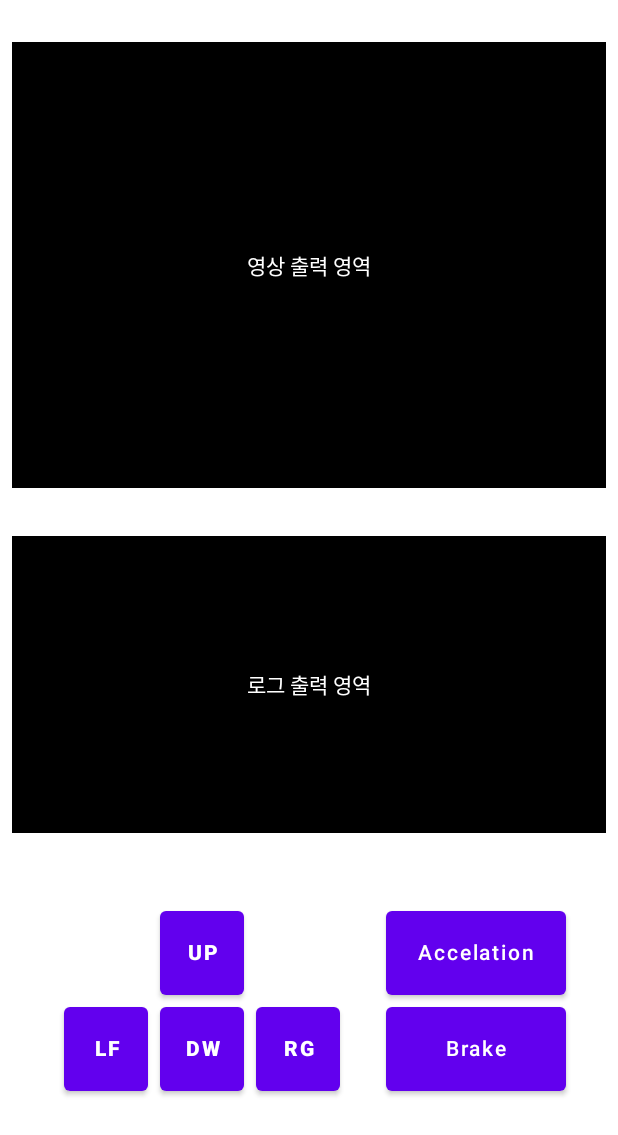
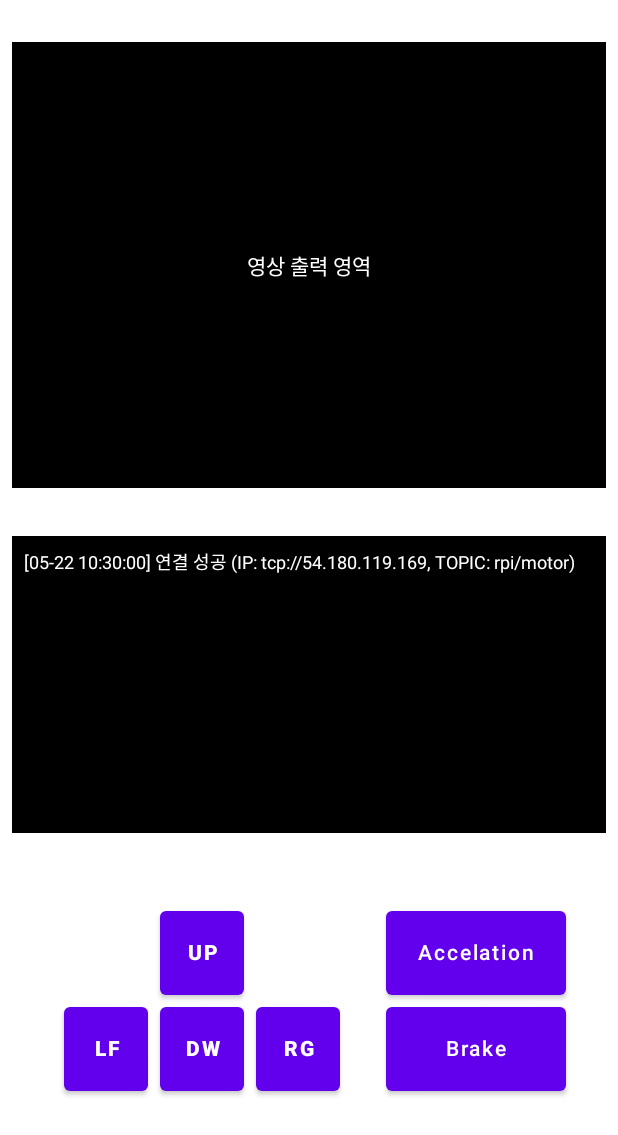
Before and after one commit to byeongkukoh/Exprover, an Android app built with Jetpack Compose: the screen it shows after launch (MainActivity), on a phone screen of 412 x 824 dp. Shown: the top 1135 px of the screen. Run offline under Robolectric (Android 15) with nearby library versions, the phone set to English and light mode, and no system bars; libraries missing offline, so code that uses them is left out: org.eclipse.paho; 4 statements that could not run were skipped.

Commit message:
feat: 메시지 전송로그 기록 및 출력

```diff
--- a/AndroidController/app/build.gradle.kts
+++ b/AndroidController/app/build.gradle.kts
@@ -58,5 +58,7 @@ dependencies {
     implementation("androidx.compose.ui:ui:1.6.8")
     implementation("androidx.compose.material:material:1.6.8")
     implementation("androidx.compose.ui:ui-tooling-preview:1.6.8")
+    implementation("androidx.compose.runtime:runtime:1.6.8")
+    implementation("androidx.compose.foundation:foundation:1.6.8")
     implementation("org.eclipse.paho:org.eclipse.paho.client.mqttv3:1.2.5")
 }
--- a/AndroidController/app/src/main/java/com/rccar/androidcontroller/MQTTManager.kt
+++ b/AndroidController/app/src/main/java/com/rccar/androidcontroller/MQTTManager.kt
@@ -1,26 +1,37 @@
 package com.rccar.androidcontroller
 
-import android.content.Context
 import org.eclipse.paho.client.mqttv3.*
 import org.eclipse.paho.client.mqttv3.persist.MemoryPersistence
 
-class MqttManager {
+import java.text.SimpleDateFormat
+import java.util.Date
+import java.util.Locale
+
+fun currentTimeString(): String {
+    val sdf = SimpleDateFormat("MM-dd HH:mm:ss", Locale.getDefault())
+    return sdf.format(Date())
+}
+
+class MqttManager(val onLog: (String) -> Unit) {
     private lateinit var client: MqttClient
-    private val serverIp = "tcp://54.180.119.169" // 포트 명시 (기본 MQTT 포트: 1883)
+    private val serverIP = "tcp://54.180.119.169" // 포트 명시 (기본 MQTT 포트: 1883)
     private val clientId = "ANDROIDCONTROLLER"
     private val topic = "rpi/motor"
 
     fun connect() {
         try {
             // MemoryPersistence를 사용하여 클라이언트 상태를 메모리에 저장
-            client = MqttClient(serverIp, clientId, MemoryPersistence())
+            client = MqttClient(serverIP, clientId, MemoryPersistence())
             val options = MqttConnectOptions()
             options.isCleanSession = true
 
             client.connect(options)
-            println("[MQTT] 연결 성공")
+
+            val logMsg = "[${currentTimeString()}] 연결 성공 (IP: ${serverIP}, TOPIC: ${topic})"
+            onLog(logMsg)
         } catch (e: Exception) {
-            println("[MQTT] 연결 실패: ${e.message}")
+            val logMsg = "[${currentTimeString()}] 연결 실패 (${e.message})"
+            onLog(logMsg)
             e.printStackTrace()
         }
     }
@@ -30,13 +41,16 @@ class MqttManager {
             try {
                 val mqttMessage = MqttMessage(message.toByteArray())
                 client.publish(topic, mqttMessage)
-                println("[MQTT] 메시지 발행: $message")
+                val logMsg = "[${currentTimeString()}] 메시지 발행: $message"
+                onLog(logMsg)
             } catch (e: Exception) {
-                println("[MQTT] 발행 실패: ${e.message}")
+                val logMsg = "[${currentTimeString()}] 메시지 발행 실패: ${e.message}"
+                onLog(logMsg)
                 e.printStackTrace()
             }
         } else {
-            println("[MQTT] 연결되지 않음. 발행 실패")
+            val logMsg = "[${currentTimeString()}] 연결되지 않음. 발행 실패"
+            onLog(logMsg)
         }
     }
 
@@ -45,9 +59,11 @@ class MqttManager {
         if (::client.isInitialized && client.isConnected) {
             try {
                 client.disconnect()
-                println("[MQTT] 연결 해제 성공")
+                val logMsg = "[${currentTimeString()}] 연결 해제 성공"
+                onLog(logMsg)
             } catch (e: Exception) {
-                println("[MQTT] 연결 해제 실패: ${e.message}")
+                val logMsg = "[${currentTimeString()}] 연결 해제 실패: ${e.message}"
+                onLog(logMsg)
                 e.printStackTrace()
             }
         }
--- a/AndroidController/app/src/main/java/com/rccar/androidcontroller/MainActivity.kt
+++ b/AndroidController/app/src/main/java/com/rccar/androidcontroller/MainActivity.kt
@@ -9,6 +9,7 @@ import androidx.compose.foundation.layout.*
 import androidx.compose.material.Button
 import androidx.compose.material.Text
 import androidx.compose.runtime.Composable
+import androidx.compose.runtime.mutableStateListOf
 import androidx.compose.ui.Alignment
 import androidx.compose.ui.Modifier
 import androidx.compose.ui.graphics.Color
@@ -16,6 +17,9 @@ import androidx.compose.ui.text.font.FontWeight
 import androidx.compose.ui.text.style.TextAlign
 import androidx.compose.ui.unit.dp
 import androidx.compose.ui.unit.sp
+import androidx.compose.runtime.remember
+import androidx.compose.foundation.lazy.LazyColumn
+import androidx.compose.foundation.lazy.items
 
 class MainActivity : ComponentActivity() {
     private lateinit var mqttManager: MqttManager
@@ -23,16 +27,16 @@ class MainActivity : ComponentActivity() {
     override fun onCreate(savedInstanceState: Bundle?) {
         super.onCreate(savedInstanceState)
 
-        try {
-            mqttManager = MqttManager()
-            mqttManager.connect() // Context 제거
-            Log.d("MainActivity", "MQTT 연결 시도")
-        } catch (e: Exception) {
-            Log.e("MainActivity", "MQTT 연결 실패: ${e.message}", e)
-        }
+        setContent {
+            val logs = remember { mutableStateListOf<String>() }
 
-        setContent {
-            MainScreen(mqttManager)
+            // 콜백으로 로그 전달
+            mqttManager = MqttManager { msg ->
+                logs.add(msg)
+            }
+            mqttManager.connect()
+
+            MainScreen(mqttManager, logs)
         }
     }
 
@@ -49,7 +53,7 @@ class MainActivity : ComponentActivity() {
 
 // 메인 화면 구성
 @Composable
-fun MainScreen(mqttManager: MqttManager) {
+fun MainScreen(mqttManager: MqttManager, logs: List<String>) {
     Column(
         modifier = Modifier
             .fillMaxWidth()
@@ -68,15 +72,7 @@ fun MainScreen(mqttManager: MqttManager) {
             Text("영상 출력 영역", color = Color.White)
         }
         Spacer(modifier = Modifier.height(32.dp))
-        Box(
-            modifier = Modifier
-                .fillMaxWidth()
-                .aspectRatio(4f / 2f)
-                .background(Color.Black),
-            contentAlignment = Alignment.Center
-        ) {
-            Text("로그 출력 영역", color = Color.White)
-        }
+        LogBox(logs)
         Spacer(modifier = Modifier.height(32.dp))
         ControlPanel(mqttManager)
     }
@@ -174,3 +170,20 @@ fun DirectionButton(label: String, mqttManager: MqttManager) {
         )
     }
 }
+
+@Composable
+fun LogBox(logs: List<String>, modifier: Modifier = Modifier) {
+    Box(
+        modifier = modifier
+            .fillMaxWidth()
+            .aspectRatio(4f / 2f)
+            .background(Color.Black)
+            .padding(8.dp)
+    ) {
+        LazyColumn {
+            items(logs.reversed()) { log ->
+                Text(log, color = Color.White, fontSize = 12.sp)
+            }
+        }
+    }
+}
```
